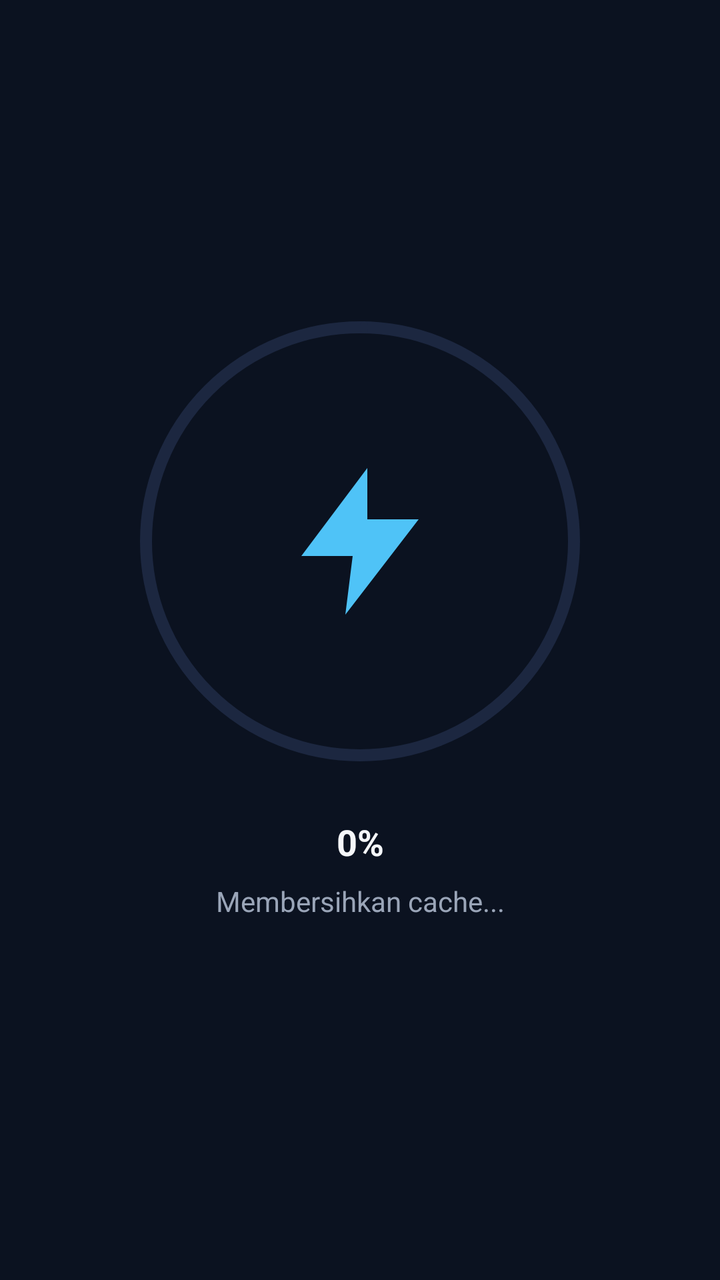
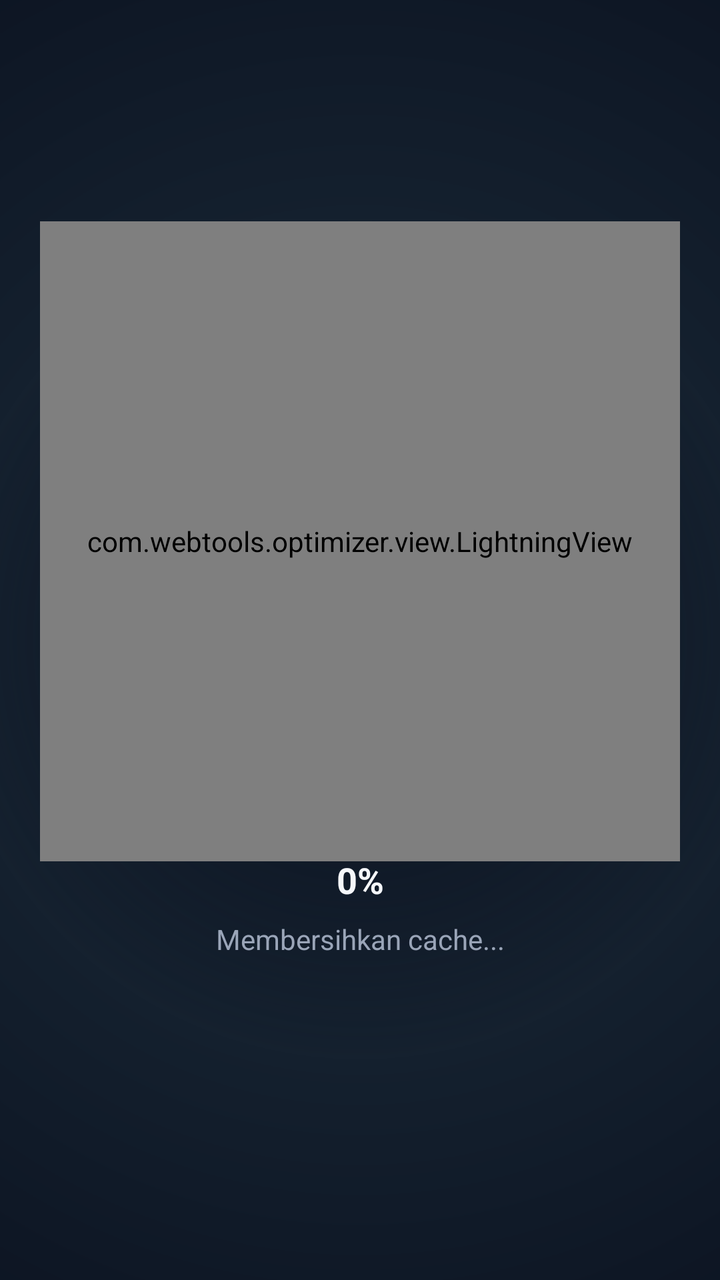

Screens rendered from an Android XML layout before and after an edit, with the pre-edit source and the edit as a unified diff.
<!-- AndroidManifest.xml: activity theme Theme.GameBooster -->
<!-- res/layout/activity_boost.xml -->
<?xml version="1.0" encoding="utf-8"?>
<androidx.constraintlayout.widget.ConstraintLayout xmlns:android="http://schemas.android.com/apk/res/android"
    xmlns:app="http://schemas.android.com/apk/res-auto"
    android:layout_width="match_parent"
    android:layout_height="match_parent"
    android:background="@color/background">

    <com.google.android.material.progressindicator.CircularProgressIndicator
        android:id="@+id/boost_progress"
        android:layout_width="220dp"
        android:layout_height="220dp"
        android:max="100"
        app:indicatorColor="@color/primary"
        app:indicatorSize="220dp"
        app:trackColor="@color/surface_variant"
        app:trackThickness="6dp"
        app:layout_constraintBottom_toBottomOf="parent"
        app:layout_constraintEnd_toEndOf="parent"
        app:layout_constraintStart_toStartOf="parent"
        app:layout_constraintTop_toTopOf="parent"
        app:layout_constraintVertical_bias="0.38" />

    <ImageView
        android:id="@+id/bolt_icon"
        android:layout_width="88dp"
        android:layout_height="88dp"
        android:contentDescription="@null"
        android:src="@drawable/ic_bolt"
        app:layout_constraintBottom_toBottomOf="@id/boost_progress"
        app:layout_constraintEnd_toEndOf="@id/boost_progress"
        app:layout_constraintStart_toStartOf="@id/boost_progress"
        app:layout_constraintTop_toTopOf="@id/boost_progress" />

    <TextView
        android:id="@+id/percent_text"
        android:layout_width="wrap_content"
        android:layout_height="wrap_content"
        android:layout_marginTop="24dp"
        android:text="0%"
        android:textColor="@color/text_primary"
        android:textSize="18sp"
        android:textStyle="bold"
        app:layout_constraintEnd_toEndOf="parent"
        app:layout_constraintStart_toStartOf="parent"
        app:layout_constraintTop_toBottomOf="@id/boost_progress" />

    <TextView
        android:id="@+id/status_text"
        android:layout_width="wrap_content"
        android:layout_height="wrap_content"
        android:layout_marginTop="8dp"
        android:text="@string/boost_status_cache"
        android:textColor="@color/text_secondary"
        android:textSize="14sp"
        app:layout_constraintEnd_toEndOf="parent"
        app:layout_constraintStart_toStartOf="parent"
        app:layout_constraintTop_toBottomOf="@id/percent_text" />

    <TextView
        android:id="@+id/mode_text"
        android:layout_width="wrap_content"
        android:layout_height="wrap_content"
        android:layout_marginTop="16dp"
        android:textColor="@color/primary"
        android:textSize="12sp"
        android:textStyle="bold"
        app:layout_constraintEnd_toEndOf="parent"
        app:layout_constraintStart_toStartOf="parent"
        app:layout_constraintTop_toBottomOf="@id/status_text" />

    <ImageView
        android:id="@+id/game_icon"
        android:layout_width="48dp"
        android:layout_height="48dp"
        android:layout_marginBottom="10dp"
        android:contentDescription="@null"
        app:layout_constraintBottom_toTopOf="@id/game_label"
        app:layout_constraintEnd_toEndOf="parent"
        app:layout_constraintStart_toStartOf="parent" />

    <TextView
        android:id="@+id/game_label"
        android:layout_width="wrap_content"
        android:layout_height="wrap_content"
        android:layout_marginBottom="48dp"
        android:textColor="@color/text_secondary"
        android:textSize="13sp"
        app:layout_constraintBottom_toBottomOf="parent"
        app:layout_constraintEnd_toEndOf="parent"
        app:layout_constraintStart_toStartOf="parent" />

    <View
        android:id="@+id/flash_overlay"
        android:layout_width="0dp"
        android:layout_height="0dp"
        android:alpha="0"
        android:background="@color/primary"
        app:layout_constraintBottom_toBottomOf="parent"
        app:layout_constraintEnd_toEndOf="parent"
        app:layout_constraintStart_toStartOf="parent"
        app:layout_constraintTop_toTopOf="parent" />

</androidx.constraintlayout.widget.ConstraintLayout>
<!-- resources referenced by this layout -->
<resources>
  <color name="background">#0B1220</color>
  <color name="primary">#4FC3F7</color>
  <color name="surface_variant">#1C2740</color>
  <color name="text_primary">#F5F7FA</color>
  <color name="text_secondary">#9AA5B8</color>
  <!-- drawable ic_bolt (drawable) -->
  <?xml version="1.0" encoding="utf-8"?>
  <vector xmlns:android="http://schemas.android.com/apk/res/android"
      android:width="24dp"
      android:height="24dp"
      android:viewportWidth="24"
      android:viewportHeight="24">
      <path
          android:fillColor="@color/primary"
          android:pathData="M13,2 L4,14 L11,14 L10,22 L20,9 L13,9 Z" />
  </vector>
  <string name="boost_status_cache">Membersihkan cache...</string>
  <style name="Theme.GameBooster" parent="Theme.Material3.Dark.NoActionBar">
          <item name="colorPrimary">@color/primary</item>
          <item name="colorOnPrimary">@color/on_primary</item>
          <item name="colorSecondary">@color/secondary</item>
          <item name="colorOnSecondary">@color/on_primary</item>
          <item name="colorSurface">@color/surface</item>
          <item name="colorOnSurface">@color/text_primary</item>
          <item name="android:statusBarColor">@color/background</item>
          <item name="android:navigationBarColor">@color/background</item>
          <item name="android:windowBackground">@color/background</item>
      </style>
  <color name="on_primary">#0B1220</color>
  <color name="secondary">#00E5A0</color>
  <color name="surface">#141C2E</color>
</resources>

<!-- the commit's change to res/layout/activity_boost.xml (unified diff, before → after) -->
@@ -3,7 +3,17 @@
     xmlns:app="http://schemas.android.com/apk/res-auto"
     android:layout_width="match_parent"
     android:layout_height="match_parent"
-    android:background="@color/background">
+    android:background="@drawable/bg_boost_radial">
+
+    <View
+        android:id="@+id/hud_ring_outer"
+        android:layout_width="266dp"
+        android:layout_height="266dp"
+        android:background="@drawable/bg_hud_ring"
+        app:layout_constraintBottom_toBottomOf="@id/boost_progress"
+        app:layout_constraintEnd_toEndOf="@id/boost_progress"
+        app:layout_constraintStart_toStartOf="@id/boost_progress"
+        app:layout_constraintTop_toTopOf="@id/boost_progress" />
 
     <com.google.android.material.progressindicator.CircularProgressIndicator
         android:id="@+id/boost_progress"
@@ -31,6 +41,15 @@
         app:layout_constraintStart_toStartOf="@id/boost_progress"
         app:layout_constraintTop_toTopOf="@id/boost_progress" />
 
+    <com.webtools.optimizer.view.LightningView
+        android:id="@+id/lightning_view"
+        android:layout_width="320dp"
+        android:layout_height="320dp"
+        app:layout_constraintBottom_toBottomOf="@id/boost_progress"
+        app:layout_constraintEnd_toEndOf="@id/boost_progress"
+        app:layout_constraintStart_toStartOf="@id/boost_progress"
+        app:layout_constraintTop_toTopOf="@id/boost_progress" />
+
     <TextView
         android:id="@+id/percent_text"
         android:layout_width="wrap_content"
@@ -42,7 +61,7 @@
         android:textStyle="bold"
         app:layout_constraintEnd_toEndOf="parent"
         app:layout_constraintStart_toStartOf="parent"
-        app:layout_constraintTop_toBottomOf="@id/boost_progress" />
+        app:layout_constraintTop_toBottomOf="@id/hud_ring_outer" />
 
     <TextView
         android:id="@+id/status_text"
<!-- resource entries referenced after the edit -->
@@ -1,10 +1,27 @@
 <!-- resources referenced by this layout -->
 <resources>
-  <color name="background">#0B1220</color>
   <color name="primary">#4FC3F7</color>
   <color name="surface_variant">#1C2740</color>
   <color name="text_primary">#F5F7FA</color>
   <color name="text_secondary">#9AA5B8</color>
+  <!-- drawable bg_boost_radial (drawable) -->
+  <?xml version="1.0" encoding="utf-8"?>
+  <shape xmlns:android="http://schemas.android.com/apk/res/android"
+      android:shape="rectangle">
+      <gradient
+          android:type="radial"
+          android:gradientRadius="420dp"
+          android:centerColor="#14202E"
+          android:endColor="@color/background" />
+  </shape>
+  <!-- drawable bg_hud_ring (drawable) -->
+  <?xml version="1.0" encoding="utf-8"?>
+  <shape xmlns:android="http://schemas.android.com/apk/res/android"
+      android:shape="oval">
+      <stroke
+          android:width="1.5dp"
+          android:color="@color/surface_variant" />
+  </shape>
   <!-- drawable ic_bolt (drawable) -->
   <?xml version="1.0" encoding="utf-8"?>
   <vector xmlns:android="http://schemas.android.com/apk/res/android"
@@ -28,6 +45,7 @@
           <item name="android:navigationBarColor">@color/background</item>
           <item name="android:windowBackground">@color/background</item>
       </style>
+  <color name="background">#0B1220</color>
   <color name="on_primary">#0B1220</color>
   <color name="secondary">#00E5A0</color>
   <color name="surface">#141C2E</color>
